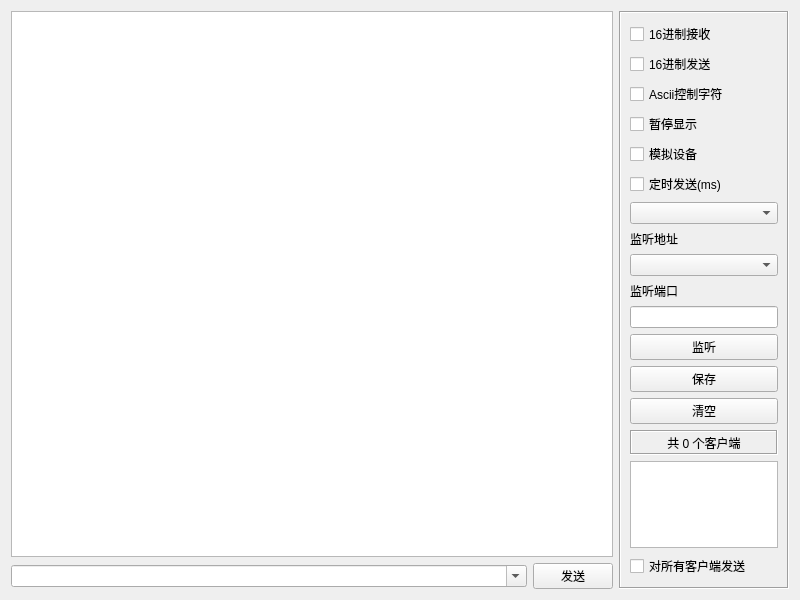
The window that form/frmudpserver.ui (lianpeiliang/net_tran_helper) describes before a commit, drawn with Qt 5.
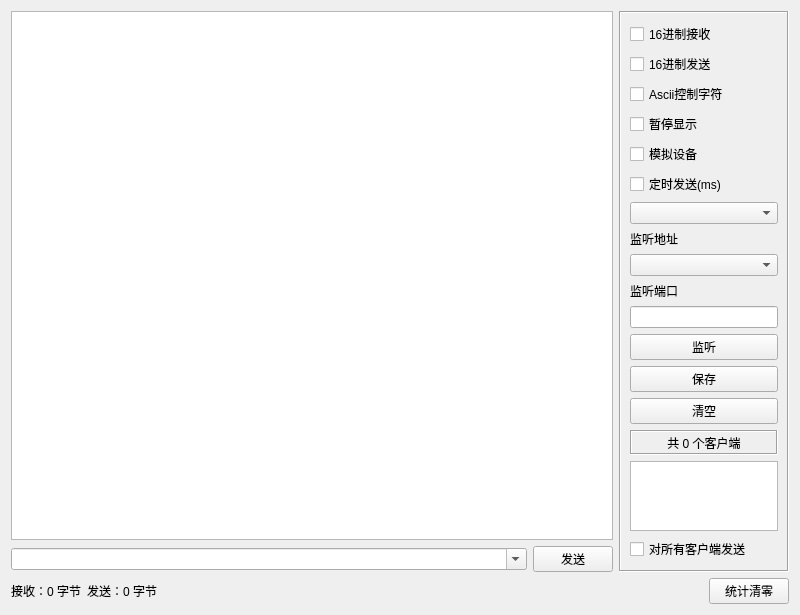
The same window after the commit.

Commit message: 添加报文字节记录

Diff of the .ui file:
```diff
--- a/form/frmudpserver.ui
+++ b/form/frmudpserver.ui
@@ -213,6 +213,44 @@
      </layout>
     </widget>
    </item>
+   <item row="2" column="0" colspan="2">
+    <layout class="QHBoxLayout" name="byteCountLayout">
+     <item>
+      <widget class="QLabel" name="labReceivedBytes">
+       <property name="text">
+        <string>接收：0 字节</string>
+       </property>
+      </widget>
+     </item>
+     <item>
+      <widget class="QLabel" name="labSentBytes">
+       <property name="text">
+        <string>发送：0 字节</string>
+       </property>
+      </widget>
+     </item>
+     <item>
+      <spacer name="byteCountSpacer">
+       <property name="orientation">
+        <enum>Qt::Horizontal</enum>
+       </property>
+       <property name="sizeHint" stdset="0">
+        <size>
+         <width>40</width>
+         <height>20</height>
+        </size>
+       </property>
+      </spacer>
+     </item>
+     <item>
+      <widget class="QPushButton" name="btnResetCounts">
+       <property name="text">
+        <string>统计清零</string>
+       </property>
+      </widget>
+     </item>
+    </layout>
+   </item>
   </layout>
  </widget>
  <tabstops>
```
The commit also changes 6 other files.
